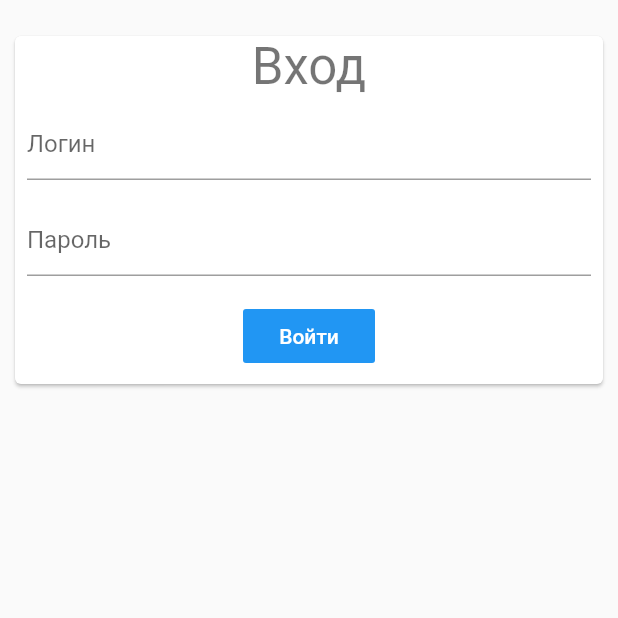
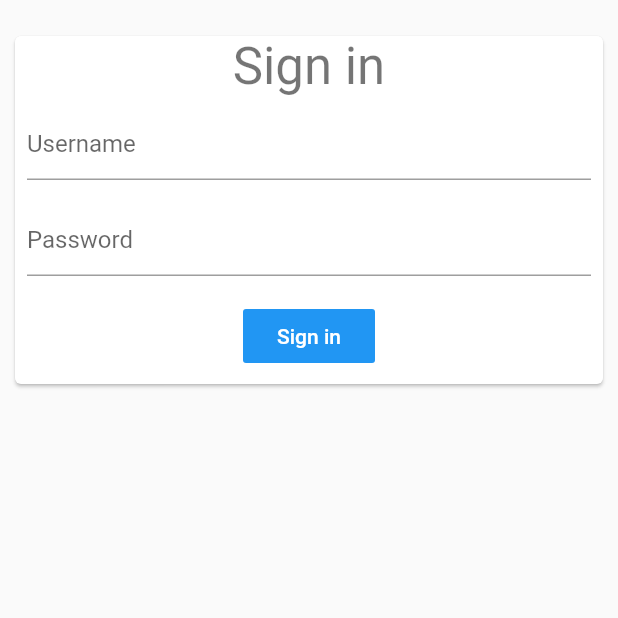
Before and after one commit to georgy72/flutter_boilerplate, a Flutter app: the screen it shows after launch, on a phone screen of 412 x 824 dp, the top half of it. Run offline on Flutter 3.47's test engine with Material 2 defaults, Android fonts, the phone set to English and light mode, and no system bars; our stand-ins replace equatable, flutter_bloc, shared_preferences; missing offline and left inert: flutter_udid; generated files the repository leaves out were written again; network calls fail.

Commit message:
Added localization

```diff
--- a/lib/app.dart
+++ b/lib/app.dart
@@ -1,9 +1,11 @@
 import 'package:flutter/foundation.dart';
 import 'package:flutter/material.dart';
 import 'package:flutter_bloc/flutter_bloc.dart';
+import 'package:flutter_localizations/flutter_localizations.dart';
 
 import 'blocs/auth/authentication_bloc.dart';
 import 'components/loader.dart';
+import 'generated/l10n.dart';
 import 'pages/home_page/home_page.dart';
 import 'pages/login_page/login_page.dart';
 import 'resources/resources.dart';
@@ -65,6 +67,13 @@ class _MyAppState extends State<MyApp> {
           BlocProvider<AuthBloc>(create: _createAuthBloc),
         ],
         child: MaterialApp(
+          localizationsDelegates: [
+            S.delegate,
+            GlobalMaterialLocalizations.delegate,
+            GlobalWidgetsLocalizations.delegate,
+            GlobalCupertinoLocalizations.delegate,
+          ],
+          supportedLocales: S.delegate.supportedLocales,
           navigatorKey: _navigatorKey,
           theme: theme,
           builder: (context, child) {
--- a/lib/blocs/auth/login_bloc.dart
+++ b/lib/blocs/auth/login_bloc.dart
@@ -70,9 +70,13 @@ class SignInState extends BaseLoginState {
 class LoginBloc extends Bloc<LoginEvent, BaseLoginState> {
   final AuthApiProvider _authApiProvider;
   final Function(Profile profile) _onLogin;
+  final Function _getLocalizations;
 
-  LoginBloc(this._onLogin, this._authApiProvider)
-      : assert(_onLogin != null, _authApiProvider != null),
+  LoginBloc(
+    this._onLogin,
+    this._authApiProvider,
+    this._getLocalizations,
+  )   : assert(_onLogin != null && _authApiProvider != null && _getLocalizations != null),
         super(SignInState());
 
   @override
@@ -92,10 +96,10 @@ class LoginBloc extends Bloc<LoginEvent, BaseLoginState> {
         yield SignInState.success();
         _handleLoggedIn(profile);
       } else {
-        yield SignInState.error(errorText: 'Неверный логин или пароль.');
+        yield SignInState.error(errorText: _getLocalizations().incorrect_username_or_password);
       }
     } catch (e) {
-      yield SignInState.error(errorText: 'Что-то пошло не так.');
+      yield SignInState.error(errorText: _getLocalizations().something_went_wrong);
     }
   }
 
--- /dev/null
+++ b/lib/l10n/intl_en.arb
@@ -0,0 +1,13 @@
+{
+  "home_page": "Home page",
+  "first_page": "First page",
+  "second_page": "Second page",
+  "sign_out": "Sign out",
+  "sign_in": "Sign in",
+  "login": "Sign in",
+  "version": "Version",
+  "user_name": "Username",
+  "password": "Password",
+  "incorrect_username_or_password": "Incorrect username or password",
+  "something_went_wrong": "Something went wrong"
+}
--- /dev/null
+++ b/lib/l10n/intl_ru.arb
@@ -0,0 +1,13 @@
+{
+  "home_page": "Домашняя страница",
+  "first_page": "Первая страница",
+  "second_page": "Вторая страница",
+  "sign_out": "Выйти",
+  "sign_in": "Войти",
+  "login": "Вход",
+  "version": "Версия",
+  "user_name": "Логин",
+  "password": "Пароль",
+  "incorrect_username_or_password": "Неверный логин или пароль",
+  "something_went_wrong": "Что-то пошло не так"
+}
--- a/lib/main.dart
+++ b/lib/main.dart
@@ -14,7 +14,6 @@ void main() {
   if (App.isDebug) Bloc.observer = MyBlocObserver();
 
   Intl.defaultLocale = 'ru_RU';
-  initializeDateFormatting();
 
   final storage = PersistentStorage();
   runApp(MyApp(storage: storage));
--- a/lib/pages/first_page/first_page.dart
+++ b/lib/pages/first_page/first_page.dart
@@ -1,5 +1,6 @@
 import 'package:flutter/cupertino.dart';
 import 'package:flutter/material.dart';
+import 'package:flutter_boilerplate/generated/l10n.dart';
 
 class FirstPage extends StatefulWidget {
   const FirstPage({Key key}) : super(key: key);
@@ -11,12 +12,13 @@ class FirstPage extends StatefulWidget {
 class _FirstPageState extends State<FirstPage> {
   @override
   Widget build(BuildContext context) {
+    String title = S.of(context).first_page;
     return Scaffold(
       appBar: AppBar(
-        title: Text('First page'),
+        title: Text(title),
       ),
       body: Center(
-        child: Text('First page'),
+        child: Text(title),
       ),
     );
   }
--- a/lib/pages/login_page/login_page.dart
+++ b/lib/pages/login_page/login_page.dart
@@ -3,9 +3,9 @@ import 'package:flutter_bloc/flutter_bloc.dart';
 import 'package:flutter_boilerplate/blocs/auth/authentication_bloc.dart';
 import 'package:flutter_boilerplate/blocs/auth/login_bloc.dart';
 import 'package:flutter_boilerplate/components/loader.dart';
+import 'package:flutter_boilerplate/generated/l10n.dart';
 import 'package:flutter_boilerplate/models/profile.dart';
 import 'package:flutter_boilerplate/services/api_provider.dart';
-
 
 class LoginPage extends StatefulWidget {
   @override
@@ -21,7 +21,11 @@ class _LoginPageState extends State<LoginPage> {
   @override
   void initState() {
     super.initState();
-    _loginBloc = LoginBloc(_handleLoggedIn, RepositoryProvider.of<ApiProvider>(context).auth);
+    _loginBloc = LoginBloc(
+      _handleLoggedIn,
+      RepositoryProvider.of<ApiProvider>(context).auth,
+        () => _getLocalizations(context),
+    );
     _usernameController = TextEditingController();
     _passwordController = TextEditingController();
   }
@@ -72,7 +76,7 @@ class _LoginPageState extends State<LoginPage> {
                       ),
                     ),
                   Container(height: 32),
-                  if (_appVersion != null) Text('Версия $_appVersion'),
+                  if (_appVersion != null) Text('${S.of(context).version} $_appVersion'),
                 ],
               ),
             ),
@@ -91,6 +95,10 @@ class _LoginPageState extends State<LoginPage> {
     final password = _passwordController.text;
     _loginBloc.add(LoginWithCredentials(username, password));
   }
+
+  S _getLocalizations(BuildContext context) {
+    return S.of(context);
+  }
 }
 
 class LoginForm extends StatelessWidget {
@@ -102,16 +110,17 @@ class LoginForm extends StatelessWidget {
 
   @override
   Widget build(BuildContext context) {
+    final s = S.of(context);
     return Form(
       child: Column(
         mainAxisSize: MainAxisSize.min,
         children: <Widget>[
-          Text('Вход', style: Theme.of(context).textTheme.headline4),
+          Text(s.login, style: Theme.of(context).textTheme.headline4),
           Padding(
             padding: const EdgeInsets.all(8.0),
             child: TextFormField(
               controller: usernameController,
-              decoration: InputDecoration(hintText: 'Логин'),
+              decoration: InputDecoration(hintText: s.user_name),
             ),
           ),
           Padding(
@@ -121,7 +130,7 @@ class LoginForm extends StatelessWidget {
               controller: passwordController,
               obscureText: true,
               autocorrect: false,
-              decoration: InputDecoration(hintText: 'Пароль'),
+              decoration: InputDecoration(hintText: s.password),
             ),
           ),
           Padding(
@@ -130,7 +139,7 @@ class LoginForm extends StatelessWidget {
               color: Theme.of(context).buttonTheme.colorScheme.primary,
               onPressed: onLogin,
               textColor: Colors.white,
-              child: Text('Войти'),
+              child: Text(s.sign_in),
             ),
           ),
         ],
--- a/lib/pages/second_page/second_page.dart
+++ b/lib/pages/second_page/second_page.dart
@@ -1,5 +1,6 @@
 import 'package:flutter/cupertino.dart';
 import 'package:flutter/material.dart';
+import 'package:flutter_boilerplate/generated/l10n.dart';
 
 class SecondPage extends StatefulWidget {
   const SecondPage({Key key}) : super(key: key);
@@ -11,12 +12,13 @@ class SecondPage extends StatefulWidget {
 class _SecondPageState extends State<SecondPage> {
   @override
   Widget build(BuildContext context) {
+    String title = S.of(context).second_page;
     return Scaffold(
       appBar: AppBar(
-        title: Text('Second page'),
+        title: Text(title),
       ),
       body: Center(
-        child: Text('Second page'),
+        child: Text(title),
       ),
     );
   }
--- a/pubspec.yaml
+++ b/pubspec.yaml
@@ -23,10 +23,13 @@ environment:
 dependencies:
   flutter:
     sdk: flutter
+  flutter_localizations:
+    sdk: flutter
   equatable: ^1.1.1
   flutter_bloc: ^6.0.6
   json_annotation: ^3.1.0
   intl: ^0.16.1
+  intl_translation: ^0.17.10+1
   http: ^0.12.2
   shared_preferences: ^0.5.12+2
   flutter_udid: ^1.0.1
@@ -82,3 +85,5 @@ flutter:
   #
   # For details regarding fonts from package dependencies,
   # see https://flutter.dev/custom-fonts/#from-packages
+flutter_intl:
+  enabled: true
```
Also changed, not shown: lib/components/main_drawer.dart (+9 -7 lines), lib/pages/home_page/home_page.dart (+4 -9 lines), lib/generated/intl/messages_all.dart (added), lib/generated/intl/messages_en.dart (added), lib/generated/intl/messages_ru.dart (added), lib/generated/l10n.dart (added), pubspec.lock, 3 other files.
